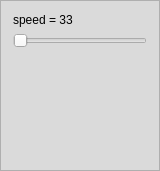
This is ToolBox.ui in 1024210879/TimeRoulette as Qt 5 draws it before an edit. The edited form follows.
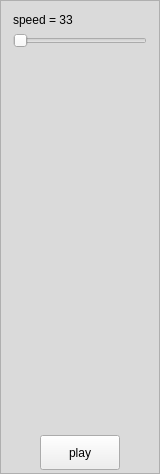
This is the edited form.

Commit message: 添加play按钮

Diff of the .ui file:
```diff
--- a/ToolBox.ui
+++ b/ToolBox.ui
@@ -7,9 +7,15 @@
     <x>0</x>
     <y>0</y>
     <width>160</width>
-    <height>171</height>
+    <height>474</height>
    </rect>
   </property>
+  <property name="sizePolicy">
+   <sizepolicy hsizetype="Preferred" vsizetype="Expanding">
+    <horstretch>0</horstretch>
+    <verstretch>0</verstretch>
+   </sizepolicy>
+  </property>
   <property name="minimumSize">
    <size>
     <width>160</width>
@@ -101,6 +107,43 @@
         </property>
        </spacer>
       </item>
+      <item>
+       <widget class="QWidget" name="widget_2" native="true">
+        <layout class="QHBoxLayout" name="horizontalLayout">
+         <property name="leftMargin">
+          <number>0</number>
+         </property>
+         <property name="topMargin">
+          <number>0</number>
+         </property>
+         <property name="rightMargin">
+          <number>0</number>
+         </property>
+         <property name="bottomMargin">
+          <number>0</number>
+         </property>
+         <item>
+          <widget class="QPushButton" name="pushButton_play">
+           <property name="sizePolicy">
+            <sizepolicy hsizetype="Fixed" vsizetype="Fixed">
+             <horstretch>0</horstretch>
+             <verstretch>0</verstretch>
+            </sizepolicy>
+           </property>
+           <property name="minimumSize">
+            <size>
+             <width>70</width>
+             <height>35</height>
+            </size>
+           </property>
+           <property name="text">
+            <string>play</string>
+           </property>
+          </widget>
+         </item>
+        </layout>
+       </widget>
+      </item>
      </layout>
     </widget>
    </item>
```
The commit also changes 5 other files.
